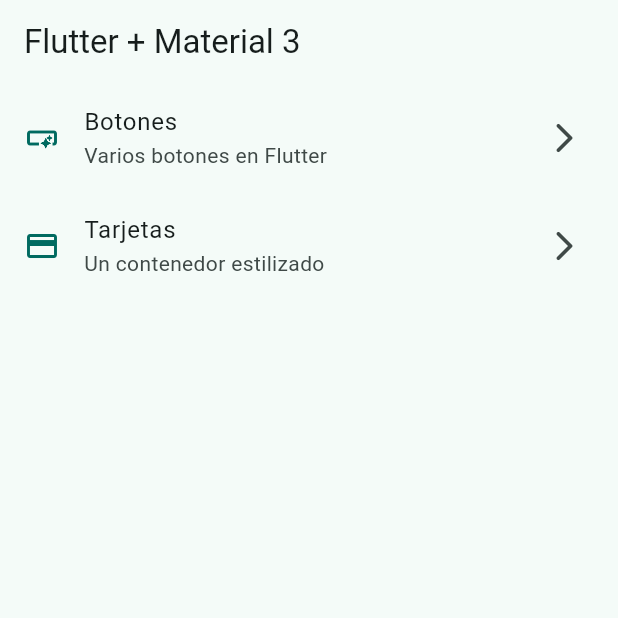
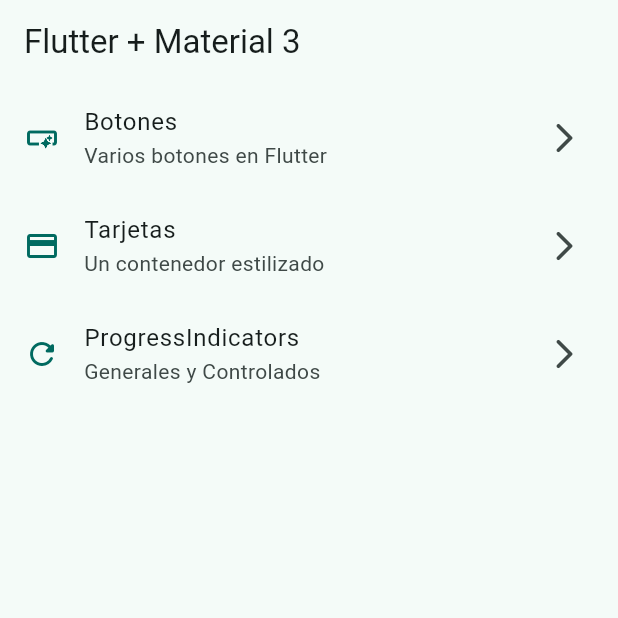
Before and after one commit to francoinostrozah/widgets_app, a Flutter app: the screen it shows after launch, on a phone screen of 412 x 824 dp, the top half of it. Run offline on Flutter 3.47's test engine with Material 2 defaults, Android fonts, the phone set to English and light mode, and no system bars; our stand-ins replace go_router.

Commit message:
:sparkles: (progress) linear and circular progress controllers

```diff
--- a/lib/config/menu/menu_items.dart
+++ b/lib/config/menu/menu_items.dart
@@ -24,4 +24,9 @@ const appMenuItems = <MenuItem>[
       subTitle: 'Un contenedor estilizado',
       link: '/cards',
       icon: Icons.credit_card),
+  MenuItem(
+      title: 'ProgressIndicators',
+      subTitle: 'Generales y Controlados',
+      link: '/progress',
+      icon: Icons.refresh_rounded),
 ];
--- a/lib/config/router/app_router.dart
+++ b/lib/config/router/app_router.dart
@@ -21,5 +21,10 @@ final appRouter = GoRouter(
       name: CardsScreen.name,
       builder: (context, state) => const CardsScreen(),
     ),
+    GoRoute(
+      path: '/progress',
+      name: ProgressScreen.name,
+      builder: (context, state) => const ProgressScreen(),
+    ),
   ],
 );
```
Also changed, not shown: lib/presentation/screens/progress/progress_screen.dart (+73 -1 lines).
